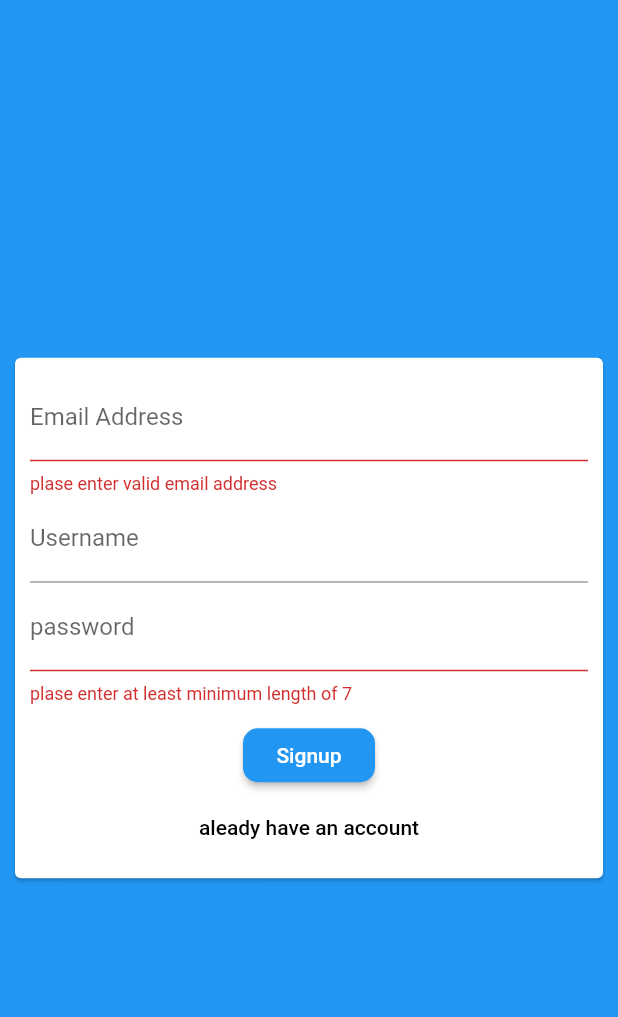
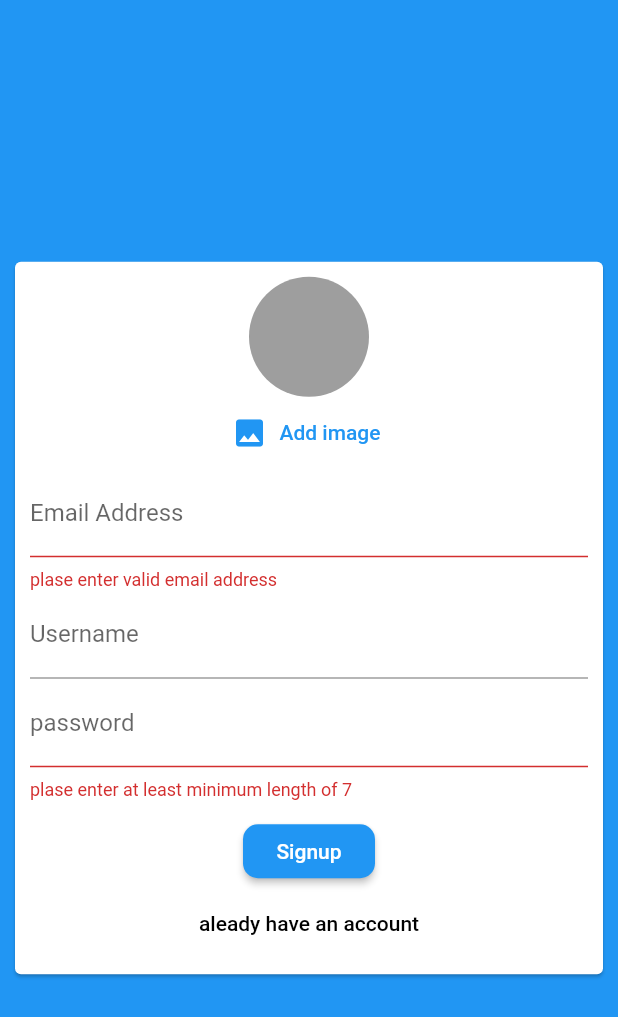
Before and after one commit to bhuvanesh42/hello_chat, a Flutter app: the screen it shows after launch, after a tap on "Login", after a tap on "Create an Account", on a phone screen of 412 x 824 dp. Shown: the top 1017 px of the screen. Run offline on Flutter 3.47's test engine with Material 2 defaults, Android fonts, the phone set to English and light mode, and no system bars; our stand-ins replace cloud_firestore, firebase_auth, image_picker; accounts and stored records are empty.

```diff
--- a/lib/screen/auth_screen.dart
+++ b/lib/screen/auth_screen.dart
@@ -1,6 +1,6 @@
 import 'package:flutter/material.dart';
 import 'package:flutter/services.dart';
-import 'package:hello_chat/wedget/auth.dart';
+import 'package:hello_chat/wedget/auth/auth.dart';
 import 'package:firebase_auth/firebase_auth.dart';
 import 'package:cloud_firestore/cloud_firestore.dart';
 
@@ -15,7 +15,7 @@ class _AuthScreenState extends State<AuthScreen> {
 
   void _submitauthform(String mail, String username, String password,
       bool islogin, BuildContext ctx) async {
-    AuthResult authResult;
+     AuthResult authResult;
     try {
       setState(() {
         _isloading = true;
--- a/lib/wedget/auth.dart
+++ b/lib/wedget/auth/auth.dart
@@ -1,4 +1,6 @@
 import 'package:flutter/material.dart';
+import 'package:hello_chat/wedget/picker/user_image.dart';
+
 
 class Authform extends StatefulWidget {
   final bool isloading;
@@ -45,6 +47,9 @@ class _AuthformState extends State<Authform> {
               child: Column(
                 mainAxisSize: MainAxisSize.min,
                 children: <Widget>[
+
+                  if(!islogin) UserImage(),
+
                   TextFormField(
                     key: ValueKey('email'),
                     validator: (value) {
--- /dev/null
+++ b/lib/wedget/picker/user_image.dart
@@ -0,0 +1,43 @@
+import 'dart:io';
+
+import 'package:flutter/material.dart';
+import 'package:image_picker/image_picker.dart';
+
+class UserImage extends StatefulWidget {
+  @override
+  _UserImageState createState() => _UserImageState();
+}
+
+class _UserImageState extends State<UserImage> {
+  File image;
+
+  void imagepicker() async {
+    final pickimagefile = ImagePicker();
+
+    final imageflie = await pickimagefile.getImage(source: ImageSource.gallery);
+    final pickedfile = File(imageflie.path);
+    setState(() {
+      image = pickedfile;
+    });
+  }
+
+  @override
+  Widget build(BuildContext context) {
+    return Column(
+      children: <Widget>[
+        CircleAvatar(
+          radius: 40,
+
+          backgroundColor: Colors.grey,
+          backgroundImage: image != null ? FileImage(image) : null,
+        ),
+        FlatButton.icon(
+          textColor: Theme.of(context).primaryColor,
+          onPressed: imagepicker,
+          icon: Icon(Icons.image),
+          label: Text('Add image'),
+        )
+      ],
+    );
+  }
+}
--- a/pubspec.yaml
+++ b/pubspec.yaml
@@ -25,6 +25,8 @@ dependencies:
     sdk: flutter
   cloud_firestore: ^0.13.5
   firebase_auth: ^0.16.1
+  image_picker: ^0.6.7+7
+
 
 
   # The following adds the Cupertino Icons font to your application.
```
Also changed, not shown: lib/screen/chat_screen.dart (+15 -29 lines), lib/wedget/chat/message_bubble.dart (added, +51 -0 lines), lib/wedget/chat/messages.dart (added, +44 -0 lines), lib/wedget/chat/new_message.dart (added, +54 -0 lines), pubspec.lock.
